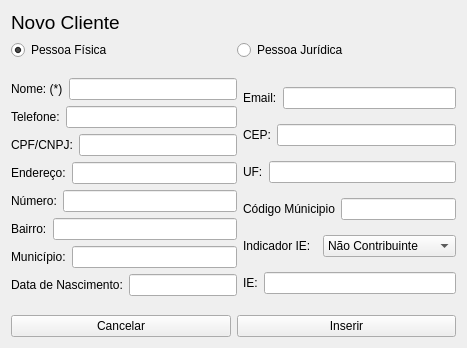
First picture: the form in inserircliente.ui, repository GabR36/QEstoqueLoja, before the edit.
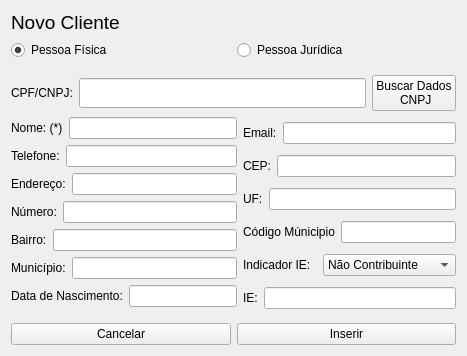
Second picture: the form after the edit.

Commit message: Puxa dados CNPJ e api busca codigo municipio

The edit to the form file:
```diff
--- a/inserircliente.ui
+++ b/inserircliente.ui
@@ -7,7 +7,7 @@
     <x>0</x>
     <y>0</y>
     <width>467</width>
-    <height>348</height>
+    <height>356</height>
    </rect>
   </property>
   <property name="windowTitle">
@@ -60,6 +60,35 @@
      </property>
     </spacer>
    </item>
+   <item>
+    <layout class="QHBoxLayout" name="horizontalLayout_5">
+     <item>
+      <widget class="QLabel" name="label_5">
+       <property name="text">
+        <string>CPF/CNPJ:</string>
+       </property>
+      </widget>
+     </item>
+     <item>
+      <widget class="QLineEdit" name="Ledit_Cpf">
+       <property name="minimumSize">
+        <size>
+         <width>0</width>
+         <height>30</height>
+        </size>
+       </property>
+      </widget>
+     </item>
+     <item>
+      <widget class="QPushButton" name="Btn_BuscaDados">
+       <property name="text">
+        <string>Buscar Dados 
+ CNPJ</string>
+       </property>
+      </widget>
+     </item>
+    </layout>
+   </item>
    <item>
     <layout class="QHBoxLayout" name="horizontalLayout_17">
      <item>
@@ -92,20 +121,6 @@
          </item>
         </layout>
        </item>
-       <item>
-        <layout class="QHBoxLayout" name="horizontalLayout_5">
-         <item>
-          <widget class="QLabel" name="label_5">
-           <property name="text">
-            <string>CPF/CNPJ:</string>
-           </property>
-          </widget>
-         </item>
-         <item>
-          <widget class="QLineEdit" name="Ledit_Cpf"/>
-         </item>
-        </layout>
-       </item>
        <item>
         <layout class="QHBoxLayout" name="horizontalLayout_4">
          <item>
```
The commit also changes 9 other files.
